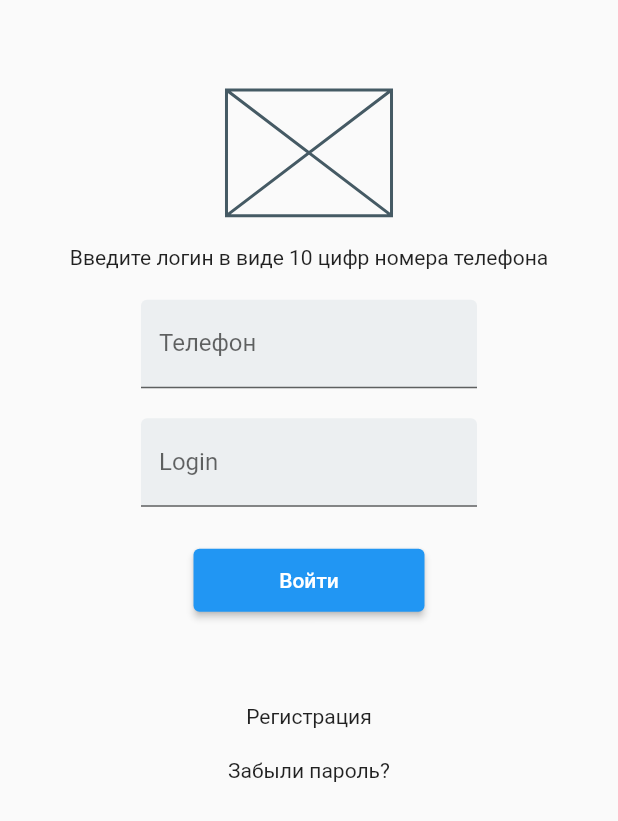
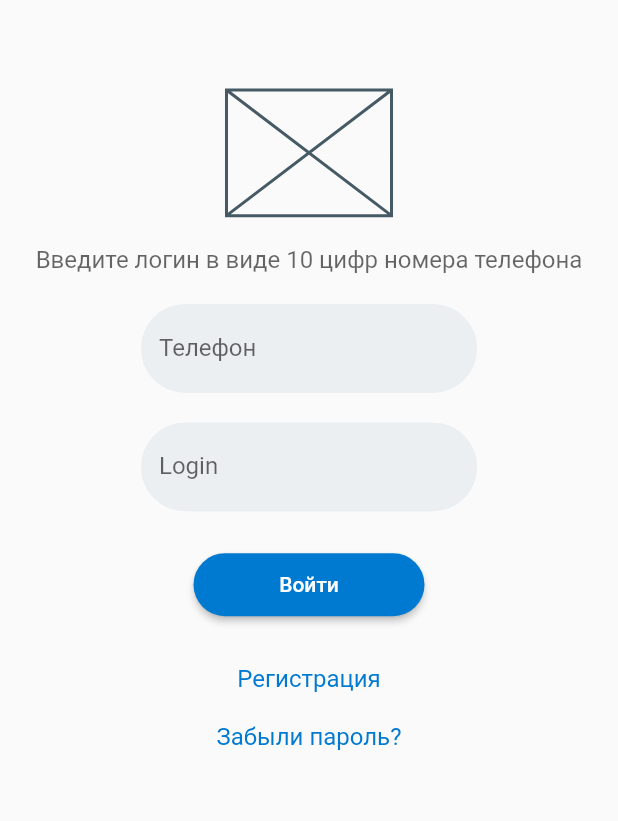
Before and after one commit to V0inoff1/Dart_piza_app, a Flutter app: the screen it shows after launch, on a phone screen of 412 x 824 dp. Shown: the top 821 px of the screen. Run offline on Flutter 3.47's test engine with Material 2 defaults, Android fonts, the phone set to English and light mode, and no system bars.

Commit message:
Добавлена стилизация виджетов формы авторизации

```diff
--- a/lib/main.dart
+++ b/lib/main.dart
@@ -10,6 +10,16 @@ class MyApp extends StatelessWidget {
   // This widget is the root of your application.
   @override
   Widget build(BuildContext context) {
+    const borderStyle = OutlineInputBorder(
+      borderRadius: BorderRadius.all(Radius.circular(36)),
+      borderSide: BorderSide(
+        color: const Color(0xFFeceff1), width: 2));
+    const linkTextStyle = TextStyle(
+        fontSize:16,
+        //fontWeight: FontWeight.bold,
+        color: Color(0xFF0079D0)
+    );
+
     return MaterialApp(
       home: Scaffold(
           body: Container(
@@ -18,13 +28,16 @@ class MyApp extends StatelessWidget {
               SizedBox(height: 60,),
               SizedBox(width: 110.02,height: 83.78,child: Placeholder (),),
               SizedBox(height: 20,),
-              Text('Введите логин в виде 10 цифр номера телефона'),
+              Text('Введите логин в виде 10 цифр номера телефона',
+                style: TextStyle(fontSize:16,color: Color.fromRGBO(0, 0, 0, 0.6)),),
               SizedBox(height: 20,),
               const SizedBox(width: 224,
                 child: TextField(
                   decoration: InputDecoration(
                     filled: true,
                     fillColor: Color(0xFFeceff1),
+                    enabledBorder: borderStyle,
+                    focusedBorder: borderStyle,
                     labelText: 'Телефон',
                   ),
                   ),
@@ -36,16 +49,29 @@ class MyApp extends StatelessWidget {
                   decoration: InputDecoration(
                     filled: true,
                     fillColor: Color(0xFFeceff1),
+                    enabledBorder: borderStyle,
+                    focusedBorder: borderStyle,
                     labelText: 'Login',
                   ),
                 ),
               ),
               SizedBox(height: 28,),
-              SizedBox(width: 154, height: 42,child: ElevatedButton(onPressed: () {}, child: Text('Войти'))),
-              SizedBox(height: 62,),
-              InkWell(child: Text('Регистрация'),onTap: () {} ),
+              SizedBox(width: 154, height: 42,child:
+               ElevatedButton(onPressed: () {},
+                   child: Text('Войти'),
+                   style: ElevatedButton.styleFrom(
+                     primary: Color(0xFF0079D0),
+                     shape: RoundedRectangleBorder(   //тип кнопки - скругленный прямоугольник
+                       borderRadius: BorderRadius.circular(36.0), // радиус скругления
+                     ),
+                   ),
+              ),
+              ),
+              SizedBox(height: 32,),
+              InkWell(child: Text('Регистрация',
+                style: linkTextStyle),onTap: () {} ),
               SizedBox(height: 20,),
-              InkWell(child: Text('Забыли пароль?'),onTap: () {}),
+              InkWell(child: Text('Забыли пароль?',style: linkTextStyle),onTap: () {}),
 
             ],),
           )
```
